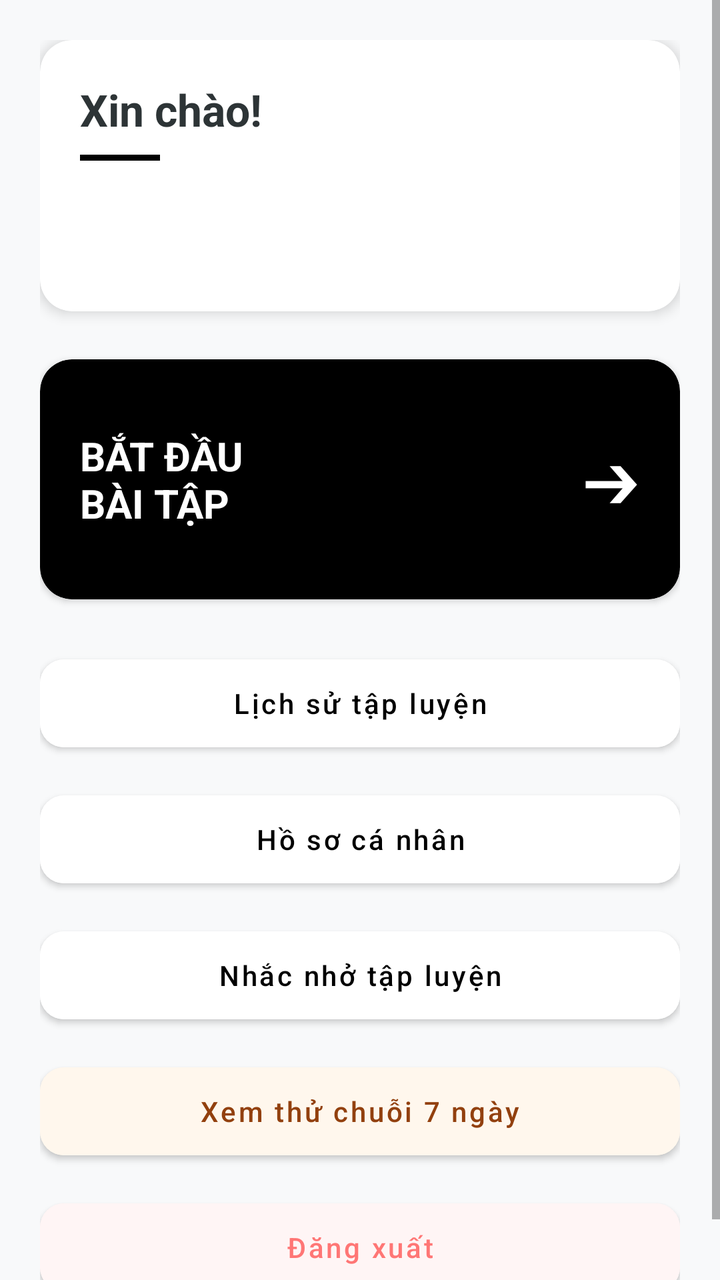
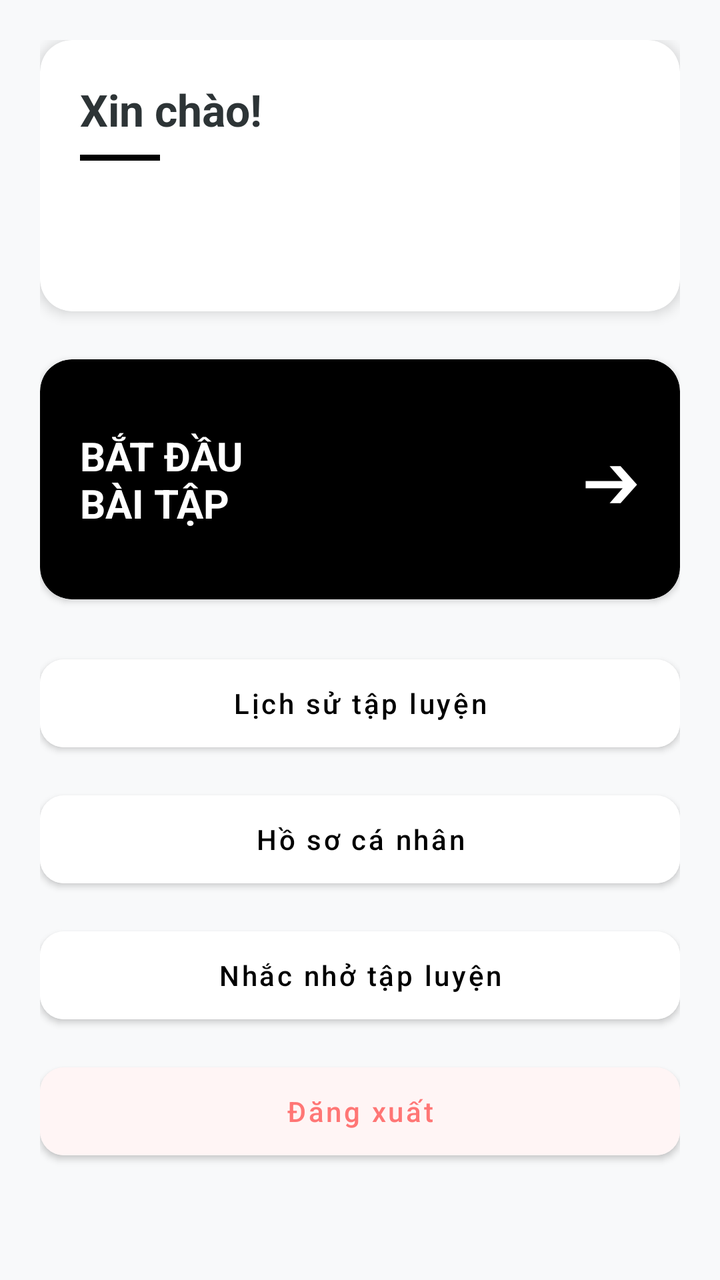

Before-and-after screenshots of an Android layout around one commit, followed by the original layout XML and the change that was made.
<!-- AndroidManifest.xml: application theme Theme.FitTrack -->
<!-- res/layout/activity_home.xml -->
<?xml version="1.0" encoding="utf-8"?>
<ScrollView xmlns:android="http://schemas.android.com/apk/res/android"
    xmlns:app="http://schemas.android.com/apk/res-auto"
    android:layout_width="match_parent"
    android:layout_height="match_parent"
    android:background="#F8F9FA">

    <LinearLayout
        android:layout_width="match_parent"
        android:layout_height="wrap_content"
        android:orientation="vertical"
        android:padding="20dp">

        <androidx.cardview.widget.CardView
            android:layout_width="match_parent"
            android:layout_height="wrap_content"
            android:layout_marginBottom="24dp"
            app:cardCornerRadius="16dp"
            app:cardElevation="4dp"
            app:cardBackgroundColor="@android:color/white">

            <LinearLayout
                android:layout_width="match_parent"
                android:layout_height="wrap_content"
                android:orientation="vertical"
                android:padding="20dp">

                <TextView
                    android:id="@+id/tvWelcome"
                    android:layout_width="wrap_content"
                    android:layout_height="wrap_content"
                    android:text="Xin chào!"
                    android:textSize="22sp"
                    android:textStyle="bold"
                    android:textColor="#2D3436" />

                <View
                    android:layout_width="40dp"
                    android:layout_height="3dp"
                    android:background="#000"
                    android:layout_marginTop="8dp" />

                <TextView
                    android:id="@+id/tvBmi"
                    android:layout_width="wrap_content"
                    android:layout_height="wrap_content"
                    android:textSize="16sp"
                    android:textColor="#636E72"
                    android:layout_marginTop="12dp" />

                <TextView
                    android:id="@+id/tvSuggestion"
                    android:layout_width="wrap_content"
                    android:layout_height="wrap_content"
                    android:textSize="13sp"
                    android:textColor="#00B894"
                    android:layout_marginTop="4dp"
                    android:textStyle="italic" />
            </LinearLayout>
        </androidx.cardview.widget.CardView>

        <androidx.cardview.widget.CardView
            android:id="@+id/cardStreak"
            android:layout_width="match_parent"
            android:layout_height="wrap_content"
            android:layout_marginBottom="16dp"
            android:visibility="gone"
            app:cardCornerRadius="16dp"
            app:cardElevation="3dp"
            app:cardBackgroundColor="#FFF7ED">

            <LinearLayout
                android:layout_width="match_parent"
                android:layout_height="wrap_content"
                android:orientation="horizontal"
                android:gravity="center_vertical"
                android:padding="16dp">

                <ImageView
                    android:id="@+id/ivFlame"
                    android:layout_width="42dp"
                    android:layout_height="42dp"
                    android:src="@drawable/ic_flame"
                    android:layout_marginEnd="12dp" />

                <LinearLayout
                    android:layout_width="0dp"
                    android:layout_height="wrap_content"
                    android:layout_weight="1"
                    android:orientation="vertical">

                    <TextView
                        android:id="@+id/tvStreak"
                        android:layout_width="wrap_content"
                        android:layout_height="wrap_content"
                        android:text="Chuỗi tập: 3 ngày"
                        android:textColor="#111111"
                        android:textSize="18sp"
                        android:textStyle="bold" />

                    <TextView
                        android:layout_width="wrap_content"
                        android:layout_height="wrap_content"
                        android:text="Hoàn thành bài tập mỗi ngày để giữ chuỗi."
                        android:textColor="#92400E"
                        android:textSize="12sp" />
                </LinearLayout>
            </LinearLayout>
        </androidx.cardview.widget.CardView>

        <androidx.cardview.widget.CardView
            android:id="@+id/btnGoExercise"
            android:layout_width="match_parent"
            android:layout_height="120dp"
            android:layout_marginBottom="16dp"
            android:clickable="true"
            android:focusable="true"
            android:foreground="?android:attr/selectableItemBackground"
            app:cardCornerRadius="16dp"
            app:cardBackgroundColor="#000">

            <RelativeLayout
                android:layout_width="match_parent"
                android:layout_height="match_parent"
                android:padding="20dp">

                <TextView
                    android:layout_width="267dp"
                    android:layout_height="wrap_content"
                    android:layout_centerVertical="true"
                    android:text="BẮT ĐẦU\nBÀI TẬP"
                    android:textColor="@android:color/white"
                    android:textSize="20sp"
                    android:textStyle="bold" />

                <TextView
                    android:layout_width="wrap_content"
                    android:layout_height="wrap_content"
                    android:layout_alignParentEnd="true"
                    android:layout_centerVertical="true"
                    android:text="➔"
                    android:textColor="@android:color/white"
                    android:textSize="30sp" />
            </RelativeLayout>
        </androidx.cardview.widget.CardView>

        <LinearLayout
            android:layout_width="match_parent"
            android:layout_height="wrap_content"
            android:orientation="vertical"
            android:layout_marginTop="8dp">

            <Button
                android:id="@+id/btnHistory"
                android:layout_width="match_parent"
                android:layout_height="56dp"
                android:text="Lịch sử tập luyện"
                android:textColor="#000"
                android:backgroundTint="@android:color/white"
                android:layout_marginBottom="12dp"
                android:elevation="2dp"
                android:textAllCaps="false"
                app:cornerRadius="12dp" />

            <Button
                android:id="@+id/btnProfile"
                android:layout_width="match_parent"
                android:layout_height="56dp"
                android:text="Hồ sơ cá nhân"
                android:textColor="#000"
                android:backgroundTint="@android:color/white"
                android:layout_marginBottom="12dp"
                android:elevation="2dp"
                android:textAllCaps="false"
                app:cornerRadius="12dp" />

            <Button
                android:id="@+id/btnReminder"
                android:layout_width="match_parent"
                android:layout_height="56dp"
                android:text="Nhắc nhở tập luyện"
                android:textColor="#000"
                android:backgroundTint="@android:color/white"
                android:layout_marginBottom="12dp"
                android:elevation="2dp"
                android:textAllCaps="false"
                app:cornerRadius="12dp" />

            <Button
                android:id="@+id/btnDemoStreak"
                android:layout_width="match_parent"
                android:layout_height="56dp"
                android:text="Xem thử chuỗi 7 ngày"
                android:textColor="#92400E"
                android:backgroundTint="#FFF7ED"
                android:layout_marginBottom="12dp"
                android:elevation="1dp"
                android:textAllCaps="false"
                app:cornerRadius="12dp" />

            <Button
                android:id="@+id/btnLogout"
                android:layout_width="match_parent"
                android:layout_height="56dp"
                android:text="Đăng xuất"
                android:textColor="#FF7675"
                android:backgroundTint="#FFF5F5"
                android:elevation="0dp"
                android:textAllCaps="false"
                app:cornerRadius="12dp" />
        </LinearLayout>

    </LinearLayout>
</ScrollView>
<!-- resources referenced by this layout -->
<resources>
  <!-- drawable ic_flame (drawable) -->
  <?xml version="1.0" encoding="utf-8"?>
  <vector xmlns:android="http://schemas.android.com/apk/res/android"
      android:width="48dp"
      android:height="48dp"
      android:viewportWidth="48"
      android:viewportHeight="48">
      <path
          android:fillColor="#FF6B35"
          android:pathData="M24,44C15.2,44 9,37.9 9,29.6C9,21.6 15.2,16.8 19.1,11.4C20.7,9.2 21.8,6.9 22.1,4C28.2,8.6 31.4,13.1 31.8,18.1C33.3,16.8 34.5,14.9 35.1,12.4C38.9,17 41,21.8 41,28.2C41,37.4 34.2,44 24,44Z" />
      <path
          android:fillColor="#FFD166"
          android:pathData="M24.3,39C19.3,39 15.8,35.5 15.8,30.8C15.8,26.6 18.9,23.8 21.1,20.6C22.1,19.2 22.7,17.7 22.8,16C26.8,19.2 28.8,22.3 28.7,25.8C29.8,25.1 30.7,24.1 31.2,22.8C33.1,25.4 34.1,28 34.1,31.2C34.1,35.9 30.2,39 24.3,39Z" />
  </vector>
  <style name="Theme.FitTrack" parent="Theme.MaterialComponents.Light.NoActionBar">
          <item name="colorPrimary">#000000</item>
          <item name="colorPrimaryDark">#000000</item>
          <item name="colorAccent">#333333</item>
          <item name="android:windowBackground">@android:color/white</item>
      </style>
</resources>

<!-- the commit's change to res/layout/activity_home.xml (unified diff, before → after) -->
@@ -187,18 +187,6 @@
                 app:cornerRadius="12dp" />
 
             <Button
-                android:id="@+id/btnDemoStreak"
-                android:layout_width="match_parent"
-                android:layout_height="56dp"
-                android:text="Xem thử chuỗi 7 ngày"
-                android:textColor="#92400E"
-                android:backgroundTint="#FFF7ED"
-                android:layout_marginBottom="12dp"
-                android:elevation="1dp"
-                android:textAllCaps="false"
-                app:cornerRadius="12dp" />
-
-            <Button
                 android:id="@+id/btnLogout"
                 android:layout_width="match_parent"
                 android:layout_height="56dp"
